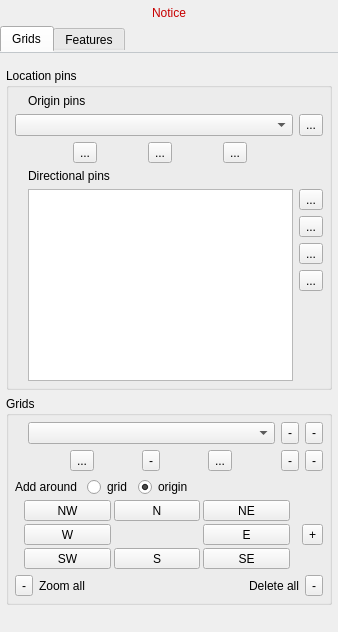
First picture: the form in fdt_mainwidget.ui, repository ArthurLion97/fossildigtools, before the edit.
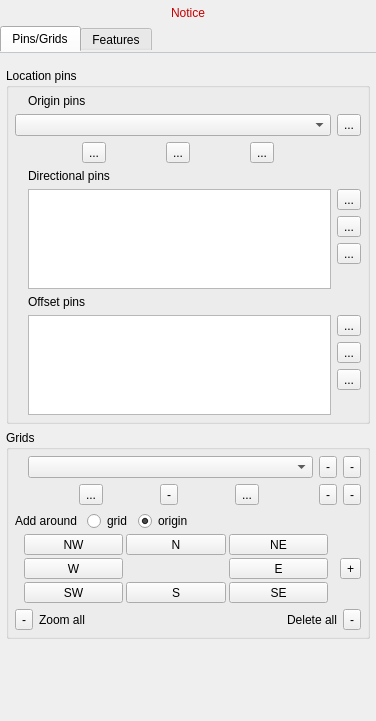
Second picture: the form after the edit. Icons and pictures are not drawn. Custom widgets are drawn as their Qt base class.

Commit message: Add zoom-in and zoom-out actions Switch pinPlotAct to distToLocationAct Remove directional pin edit button, switch to double-click of list item Add gui for offset pins Update Grids tab name to Pins/Grids

Patch:
```diff
--- a/fdt_mainwidget.ui
+++ b/fdt_mainwidget.ui
@@ -6,8 +6,8 @@
    <rect>
     <x>0</x>
     <y>0</y>
-    <width>338</width>
-    <height>632</height>
+    <width>376</width>
+    <height>721</height>
    </rect>
   </property>
   <property name="windowTitle">
@@ -70,7 +70,7 @@
         <normaloff>:/plugins/fossildigtools/icons/grid.svg</normaloff>:/plugins/fossildigtools/icons/grid.svg</iconset>
       </attribute>
       <attribute name="title">
-       <string>Grids</string>
+       <string>Pins/Grids</string>
       </attribute>
       <layout class="QVBoxLayout" name="verticalLayout_4">
        <property name="leftMargin">
@@ -98,8 +98,8 @@
            <rect>
             <x>0</x>
             <y>0</y>
-            <width>338</width>
-            <height>567</height>
+            <width>361</width>
+            <height>667</height>
            </rect>
           </property>
           <layout class="QVBoxLayout" name="verticalLayout_3">
@@ -272,8 +272,26 @@
                    <property name="margin">
                     <number>0</number>
                    </property>
-                   <item row="1" column="2" rowspan="2">
+                   <item row="1" column="1" rowspan="2">
                     <widget class="QListWidget" name="directPinList">
+                     <property name="sizePolicy">
+                      <sizepolicy hsizetype="Expanding" vsizetype="Fixed">
+                       <horstretch>0</horstretch>
+                       <verstretch>0</verstretch>
+                      </sizepolicy>
+                     </property>
+                     <property name="minimumSize">
+                      <size>
+                       <width>0</width>
+                       <height>100</height>
+                      </size>
+                     </property>
+                     <property name="maximumSize">
+                      <size>
+                       <width>16777215</width>
+                       <height>100</height>
+                      </size>
+                     </property>
                      <property name="editTriggers">
                       <set>QAbstractItemView::NoEditTriggers</set>
                      </property>
@@ -282,8 +300,198 @@
                      </property>
                     </widget>
                    </item>
-                   <item row="1" column="3">
+                   <item row="0" column="0">
+                    <widget class="QLabel" name="directPinIconLabel">
+                     <property name="sizePolicy">
+                      <sizepolicy hsizetype="Maximum" vsizetype="Preferred">
+                       <horstretch>0</horstretch>
+                       <verstretch>0</verstretch>
+                      </sizepolicy>
+                     </property>
+                     <property name="text">
+                      <string/>
+                     </property>
+                     <property name="pixmap">
+                      <pixmap resource="resources.qrc">:/plugins/fossildigtools/icons/directional.svg</pixmap>
+                     </property>
+                     <property name="alignment">
+                      <set>Qt::AlignLeading|Qt::AlignLeft|Qt::AlignTop</set>
+                     </property>
+                    </widget>
+                   </item>
+                   <item row="0" column="1" colspan="2">
+                    <widget class="QLabel" name="directPinLabel">
+                     <property name="text">
+                      <string>Directional pins</string>
+                     </property>
+                    </widget>
+                   </item>
+                   <item row="3" column="1">
+                    <widget class="QLabel" name="offsetPinLabel">
+                     <property name="text">
+                      <string>Offset pins</string>
+                     </property>
+                    </widget>
+                   </item>
+                   <item row="4" column="1" rowspan="2">
+                    <widget class="QListWidget" name="offsetPinList">
+                     <property name="sizePolicy">
+                      <sizepolicy hsizetype="Expanding" vsizetype="Fixed">
+                       <horstretch>0</horstretch>
+                       <verstretch>0</verstretch>
+                      </sizepolicy>
+                     </property>
+                     <property name="minimumSize">
+                      <size>
+                       <width>0</width>
+                       <height>100</height>
+                      </size>
+                     </property>
+                     <property name="maximumSize">
+                      <size>
+                       <width>16777215</width>
+                       <height>100</height>
+                      </size>
+                     </property>
+                     <property name="editTriggers">
+                      <set>QAbstractItemView::NoEditTriggers</set>
+                     </property>
+                     <property name="sortingEnabled">
+                      <bool>true</bool>
+                     </property>
+                    </widget>
+                   </item>
+                   <item row="3" column="0">
+                    <widget class="QLabel" name="offsetPinIconLabel">
+                     <property name="sizePolicy">
+                      <sizepolicy hsizetype="Maximum" vsizetype="Preferred">
+                       <horstretch>0</horstretch>
+                       <verstretch>0</verstretch>
+                      </sizepolicy>
+                     </property>
+                     <property name="text">
+                      <string/>
+                     </property>
+                     <property name="pixmap">
+                      <pixmap resource="resources.qrc">:/plugins/fossildigtools/icons/offset.svg</pixmap>
+                     </property>
+                     <property name="alignment">
+                      <set>Qt::AlignLeading|Qt::AlignLeft|Qt::AlignTop</set>
+                     </property>
+                    </widget>
+                   </item>
+                   <item row="4" column="2" rowspan="2">
+                    <layout class="QVBoxLayout" name="verticalLayout_9">
+                     <property name="spacing">
+                      <number>6</number>
+                     </property>
+                     <item>
+                      <widget class="QToolButton" name="offsetPinAddBtn">
+                       <property name="maximumSize">
+                        <size>
+                         <width>16777215</width>
+                         <height>24</height>
+                        </size>
+                       </property>
+                       <property name="toolTip">
+                        <string>Add directional pin</string>
+                       </property>
+                       <property name="text">
+                        <string>...</string>
+                       </property>
+                       <property name="icon">
+                        <iconset resource="resources.qrc">
+                         <normaloff>:/plugins/fossildigtools/icons/add.svg</normaloff>:/plugins/fossildigtools/icons/add.svg</iconset>
+                       </property>
+                       <property name="iconSize">
+                        <size>
+                         <width>20</width>
+                         <height>20</height>
+                        </size>
+                       </property>
+                      </widget>
+                     </item>
+                     <item>
+                      <widget class="QFrame" name="offsetPinEditFrame">
+                       <layout class="QVBoxLayout" name="verticalLayout_10">
+                        <property name="margin">
+                         <number>0</number>
+                        </property>
+                        <item>
+                         <widget class="QToolButton" name="offsetPinRemoveBtn">
+                          <property name="maximumSize">
+                           <size>
+                            <width>16777215</width>
+                            <height>24</height>
+                           </size>
+                          </property>
+                          <property name="toolTip">
+                           <string>Remove directional pin</string>
+                          </property>
+                          <property name="text">
+                           <string>...</string>
+                          </property>
+                          <property name="icon">
+                           <iconset resource="resources.qrc">
+                            <normaloff>:/plugins/fossildigtools/icons/remove.svg</normaloff>:/plugins/fossildigtools/icons/remove.svg</iconset>
+                          </property>
+                          <property name="iconSize">
+                           <size>
+                            <width>20</width>
+                            <height>20</height>
+                           </size>
+                          </property>
+                         </widget>
+                        </item>
+                        <item>
+                         <widget class="QToolButton" name="offsetPinGoToBtn">
+                          <property name="maximumSize">
+                           <size>
+                            <width>16777215</width>
+                            <height>24</height>
+                           </size>
+                          </property>
+                          <property name="toolTip">
+                           <string>Go to directional pin</string>
+                          </property>
+                          <property name="text">
+                           <string>...</string>
+                          </property>
+                          <property name="icon">
+                           <iconset resource="resources.qrc">
+                            <normaloff>:/plugins/fossildigtools/icons/goto.svg</normaloff>:/plugins/fossildigtools/icons/goto.svg</iconset>
+                          </property>
+                          <property name="iconSize">
+                           <size>
+                            <width>20</width>
+                            <height>20</height>
+                           </size>
+                          </property>
+                         </widget>
+                        </item>
+                        <item>
+                         <spacer name="verticalSpacer_4">
+                          <property name="orientation">
+                           <enum>Qt::Vertical</enum>
+                          </property>
+                          <property name="sizeHint" stdset="0">
+                           <size>
+                            <width>20</width>
+                            <height>0</height>
+                           </size>
+                          </property>
+                         </spacer>
+                        </item>
+                       </layout>
+                      </widget>
+                     </item>
+                    </layout>
+                   </item>
+                   <item row="1" column="2" rowspan="2">
                     <layout class="QVBoxLayout" name="verticalLayout_8">
+                     <property name="spacing">
+                      <number>6</number>
+                     </property>
                      <item>
                       <widget class="QToolButton" name="directPinAddBtn">
                        <property name="maximumSize">
@@ -316,32 +524,6 @@
                         <property name="margin">
                          <number>0</number>
                         </property>
-                        <item>
-                         <widget class="QToolButton" name="directPinEditBtn">
-                          <property name="maximumSize">
-                           <size>
-                            <width>16777215</width>
-                            <height>24</height>
-                           </size>
-                          </property>
-                          <property name="toolTip">
-                           <string>Edit directional pin</string>
-                          </property>
-                          <property name="text">
-                           <string>...</string>
-                          </property>
-                          <property name="icon">
-                           <iconset resource="resources.qrc">
-                            <normaloff>:/plugins/fossildigtools/icons/edit.svg</normaloff>:/plugins/fossildigtools/icons/edit.svg</iconset>
-                          </property>
-                          <property name="iconSize">
-                           <size>
-                            <width>20</width>
-                            <height>20</height>
-                           </size>
-                          </property>
-                         </widget>
-                        </item>
                         <item>
                          <widget class="QToolButton" name="directPinRemoveBtn">
                           <property name="maximumSize">
@@ -394,37 +576,24 @@
                           </property>
                          </widget>
                         </item>
+                        <item>
+                         <spacer name="verticalSpacer_2">
+                          <property name="orientation">
+                           <enum>Qt::Vertical</enum>
+                          </property>
+                          <property name="sizeHint" stdset="0">
+                           <size>
+                            <width>20</width>
+                            <height>0</height>
+                           </size>
+                          </property>
+                         </spacer>
+                        </item>
                        </layout>
                       </widget>
                      </item>
                     </layout>
                    </item>
-                   <item row="0" column="0">
-                    <widget class="QLabel" name="directPinIconLabel">
-                     <property name="sizePolicy">
-                      <sizepolicy hsizetype="Maximum" vsizetype="Preferred">
-                       <horstretch>0</horstretch>
-                       <verstretch>0</verstretch>
-                      </sizepolicy>
-                     </property>
-                     <property name="text">
-                      <string/>
-                     </property>
-                     <property name="pixmap">
-                      <pixmap resource="resources.qrc">:/plugins/fossildigtools/icons/directional.svg</pixmap>
-                     </property>
-                     <property name="alignment">
-                      <set>Qt::AlignLeading|Qt::AlignLeft|Qt::AlignTop</set>
-                     </property>
-                    </widget>
-                   </item>
-                   <item row="0" column="2" colspan="2">
-                    <widget class="QLabel" name="directPinLabel">
-                     <property name="text">
-                      <string>Directional pins</string>
-                     </property>
-                    </widget>
-                   </item>
                   </layout>
                  </widget>
                 </item>
```
Left out of the diff: 72 changed lines with no effect on the pictures. The commit also changes 16 other files.
